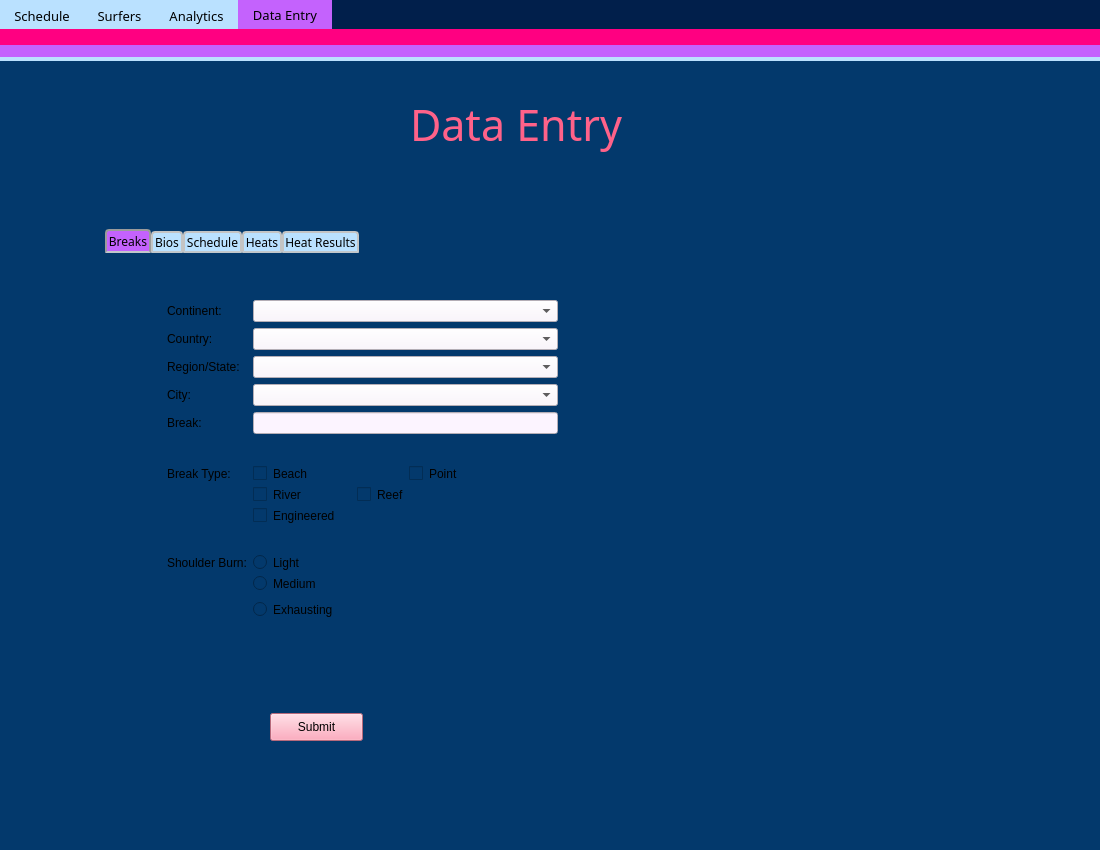
The window that gui/main_widget/ui/wsl_analytics_ui.ui (rhill5555/py-widget-surfing) describes before a commit, drawn with Qt 5.
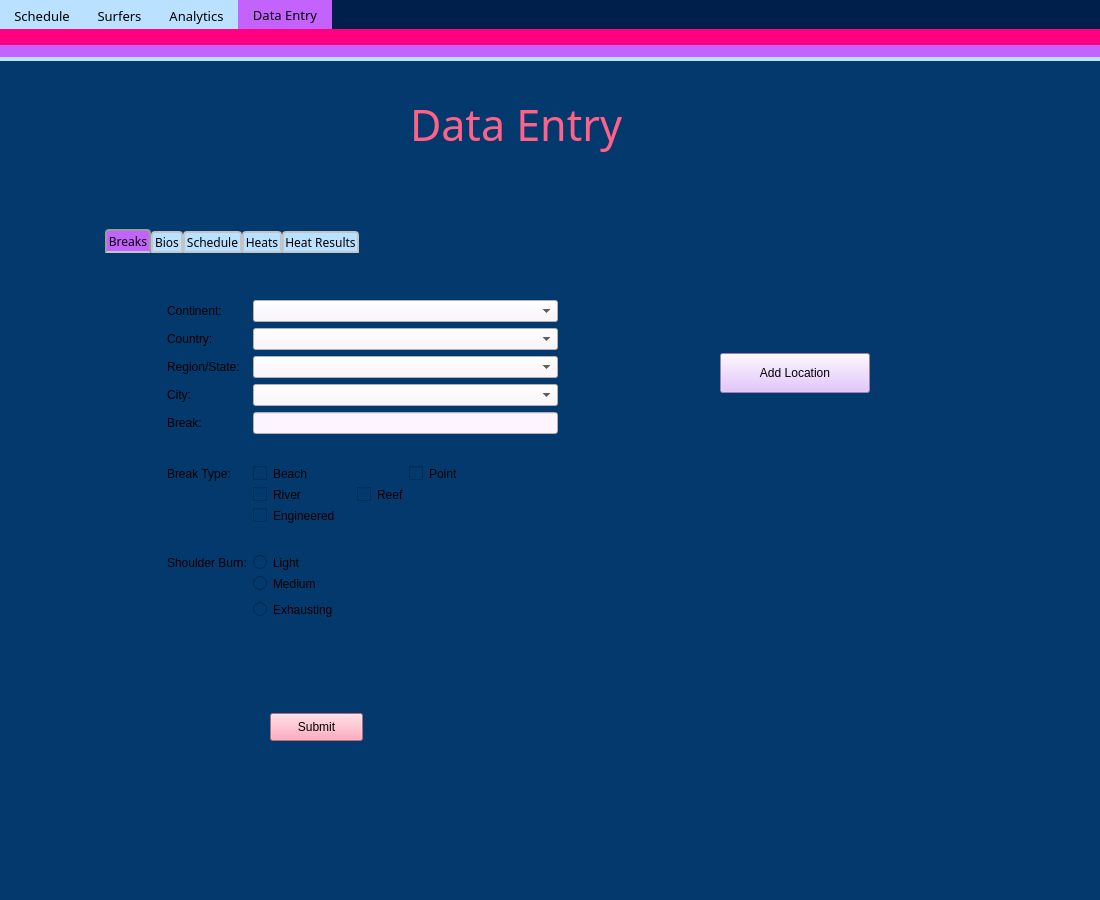
The same window after the commit.

Commit message: Added button to add locations

The edit to the form file:
```diff
--- a/gui/main_widget/ui/wsl_analytics_ui.ui
+++ b/gui/main_widget/ui/wsl_analytics_ui.ui
@@ -7,7 +7,7 @@
     <x>0</x>
     <y>0</y>
     <width>1100</width>
-    <height>850</height>
+    <height>900</height>
    </rect>
   </property>
   <property name="font">
@@ -879,6 +879,22 @@
          <string>Submit</string>
         </property>
        </widget>
+       <widget class="QPushButton" name="addlocationbutton">
+        <property name="geometry">
+         <rect>
+          <x>620</x>
+          <y>100</y>
+          <width>150</width>
+          <height>40</height>
+         </rect>
+        </property>
+        <property name="styleSheet">
+         <string notr="true">background: #dcb3ff;</string>
+        </property>
+        <property name="text">
+         <string>Add Location</string>
+        </property>
+       </widget>
       </widget>
       <widget class="QWidget" name="tab_2">
        <attribute name="title">
```
Left out of the diff: 119 changed lines with no effect on the pictures. The commit also changes 1 other file.
